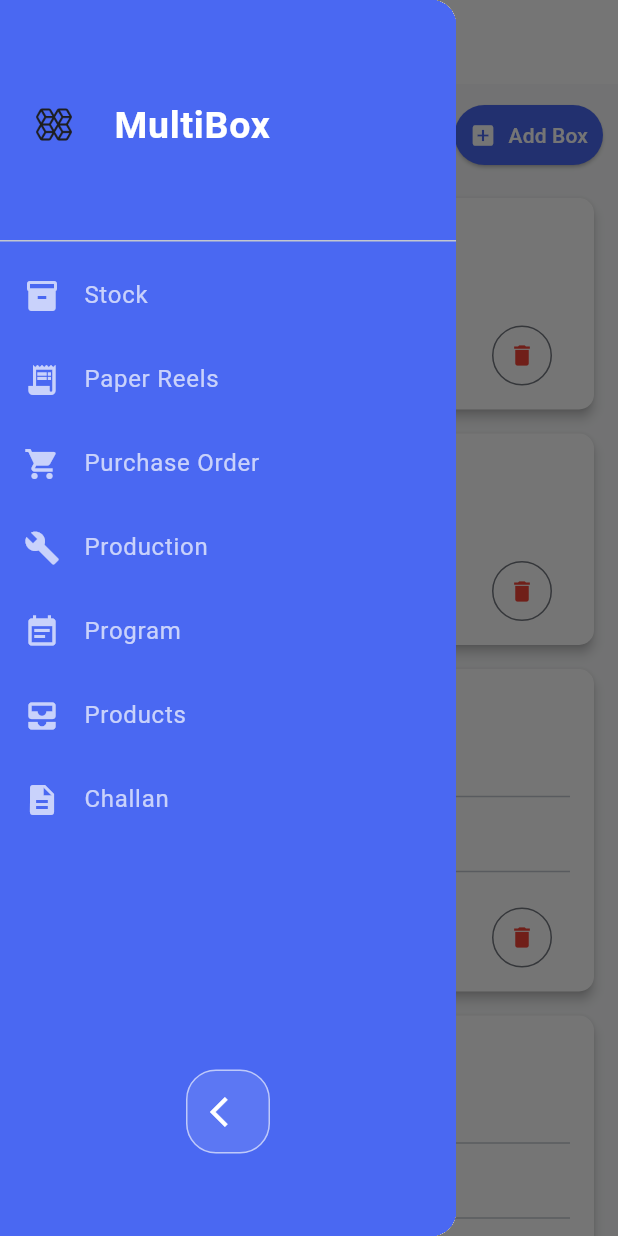
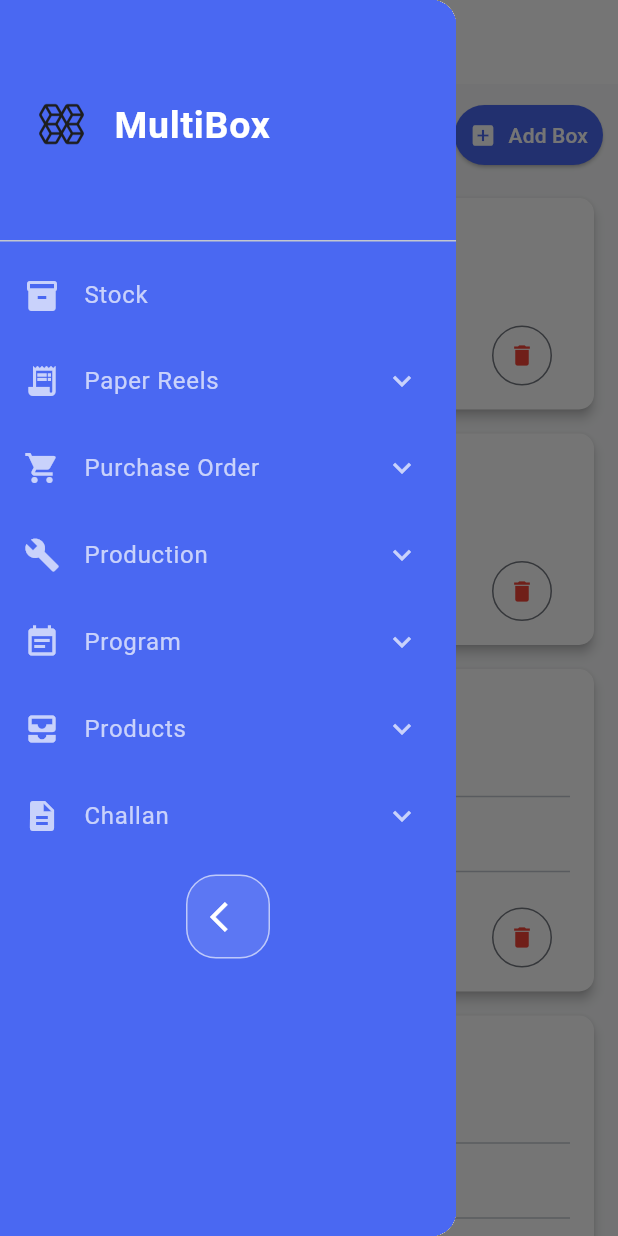
Before and after one commit to PRERNAINFOTECH/MultiBoxApp, a Flutter app: the screen it shows after launch, with the side drawer open, on a phone screen of 412 x 824 dp. Run offline on Flutter 3.47's test engine with Material 3 defaults, Android fonts, the phone set to English and light mode, and no system bars.

Commit message:
Updated Side Drawer

```diff
--- a/lib/widgets/side_drawer.dart
+++ b/lib/widgets/side_drawer.dart
@@ -7,27 +7,31 @@ import '../screens/productions.dart';
 import '../screens/programs.dart';
 import '../screens/challans.dart';
 
-class SideDrawer extends StatelessWidget {
+class SideDrawer extends StatefulWidget {
   const SideDrawer({super.key});
+
+  @override
+  State<SideDrawer> createState() => _SideDrawerState();
+}
+
+class _SideDrawerState extends State<SideDrawer> {
+  String? _currentlyExpandedTileId;
 
   @override
   Widget build(BuildContext context) {
     return Drawer(
       child: Container(
-        color: Color(0xFF4A68F2),
-        child: Column(
-          crossAxisAlignment: CrossAxisAlignment.start,
+        color: const Color(0xFF4A68F2),
+        child: ListView(
+          padding: EdgeInsets.zero,
           children: [
             DrawerHeader(
-              decoration: BoxDecoration(color: Color(0xFF4A68F2)),
+              decoration: const BoxDecoration(color: Color(0xFF4A68F2)),
               child: Row(
                 children: [
-                  Image.asset(
-                    'assets/logo.png',
-                    height: 40,
-                  ),
-                  SizedBox(width: 20),
-                  Text(
+                  Image.asset('assets/logo.png', height: 50),
+                  const SizedBox(width: 10),
+                  const Text(
                     'MultiBox',
                     style: TextStyle(
                       color: Colors.white,
@@ -38,19 +42,51 @@ class SideDrawer extends StatelessWidget {
                 ],
               ),
             ),
-            _buildDrawerItem(context, Icons.inventory, 'Stock', StocksScreen(title: "Stocks",)),
-            _buildDrawerItem(context, Icons.receipt_long, 'Paper Reels', PaperReelsScreen()),
-            _buildDrawerItem(context, Icons.shopping_cart, 'Purchase Order', PurchaseOrdersScreen()),
-            _buildDrawerItem(context, Icons.build, 'Production', ProductionsScreen()),
-            _buildDrawerItem(context, Icons.event_note, 'Program', ProgramsScreen()),
-            _buildDrawerItem(context, Icons.all_inbox, 'Products', ProductsScreen()),
-            _buildDrawerItem(context, Icons.description, 'Challan', ChallansScreen()),
-            Spacer(),
-            const SizedBox(height: 20), // space before the close button
+
+            // Stock item without accordion
+            ListTile(
+              leading: const Icon(Icons.inventory, color: Colors.white70),
+              title: const Text('Stock', style: TextStyle(color: Colors.white70)),
+              onTap: () {
+                Navigator.of(context).pop();
+                Navigator.of(context).push(
+                  MaterialPageRoute(builder: (_) => StocksScreen(title: "Stocks")),
+                );
+              },
+            ),
+
+            // Accordion sections
+            _buildAccordionItem(context, 'reels', Icons.receipt_long, 'Paper Reels', [
+              {'title': 'Summary', 'screen': PaperReelsScreen()},
+              {'title': 'Reels', 'screen': PaperReelsScreen()},
+              {'title': 'Stock', 'screen': PaperReelsScreen()},
+            ]),
+            _buildAccordionItem(context, 'po', Icons.shopping_cart, 'Purchase Order', [
+              {'title': 'Purchase Orders', 'screen': PurchaseOrdersScreen()},
+              {'title': 'Archive', 'screen': PurchaseOrdersScreen()},
+            ]),
+            _buildAccordionItem(context, 'production', Icons.build, 'Production', [
+              {'title': 'Productions', 'screen': ProductionsScreen()},
+              {'title': 'Archive', 'screen': ProductionsScreen()},
+            ]),
+            _buildAccordionItem(context, 'programs', Icons.event_note, 'Program', [
+              {'title': 'Programs', 'screen': ProgramsScreen()},
+              {'title': 'Archive', 'screen': ProgramsScreen()},
+            ]),
+            _buildAccordionItem(context, 'products', Icons.all_inbox, 'Products', [
+              {'title': 'Products', 'screen': ProductsScreen()},
+              {'title': 'Archive', 'screen': ProductsScreen()},
+            ]),
+            _buildAccordionItem(context, 'challans', Icons.description, 'Challan', [
+              {'title': 'Challans', 'screen': ChallansScreen()},
+              {'title': 'Archive', 'screen': ChallansScreen()},
+            ]),
+
+            const SizedBox(height: 10),
             Center(
               child: GestureDetector(
                 onTap: () {
-                  Navigator.of(context).pop(); // close drawer
+                  Navigator.of(context).pop();
                 },
                 child: Container(
                   padding: const EdgeInsets.all(15),
@@ -63,24 +99,66 @@ class SideDrawer extends StatelessWidget {
                 ),
               ),
             ),
-            const SizedBox(height: 20), // space below the button
-            SizedBox(height: 35),
+            const SizedBox(height: 20),
           ],
         ),
       ),
     );
   }
 
-  Widget _buildDrawerItem(BuildContext context, IconData icon, String title, Widget targetScreen) {
+  Widget _buildAccordionItem(
+    BuildContext context,
+    String id,
+    IconData icon,
+    String title,
+    List<Map<String, dynamic>> subItems,
+  ) {
+    final bool isExpanded = _currentlyExpandedTileId == id;
+
+    return Theme(
+      data: Theme.of(context).copyWith(
+        dividerColor: Colors.transparent,
+        unselectedWidgetColor: Colors.white70,
+      ),
+      child: ExpansionTile(
+        key: PageStorageKey(id),
+        leading: Icon(icon, color: Colors.white70),
+        title: Text(title, style: const TextStyle(color: Colors.white70)),
+        iconColor: Colors.white,
+        collapsedIconColor: Colors.white70,
+        initiallyExpanded: isExpanded,
+        onExpansionChanged: (expanded) {
+          setState(() {
+            _currentlyExpandedTileId = expanded ? id : null;
+          });
+        },
+        children: [
+          Padding(
+            padding: const EdgeInsets.symmetric(horizontal: 12.0, vertical: 4.0),
+            child: Container(
+              decoration: BoxDecoration(
+                color: Colors.white,
+                borderRadius: BorderRadius.circular(16),
+              ),
+              child: Column(
+                children: subItems.map((item) {
                   return ListTile(
-      leading: Icon(icon, color: Colors.white70),
-      title: Text(title, style: TextStyle(color: Colors.white70)),
+                    shape: RoundedRectangleBorder(borderRadius: BorderRadius.circular(12)),
+                    contentPadding: const EdgeInsets.symmetric(horizontal: 24.0),
+                    title: Text(item['title'], style: const TextStyle(color: Colors.black)),
                     onTap: () {
                       Navigator.of(context).pop();
                       Navigator.of(context).push(
-          MaterialPageRoute(builder: (_) => targetScreen)
+                        MaterialPageRoute(builder: (_) => item['screen']),
                       );
                     },
                   );
+                }).toList(),
+              ),
+            ),
+          )
+        ],
+      ),
+    );
   }
 }
```
Lines whose indentation alone changed are shown as unchanged.
